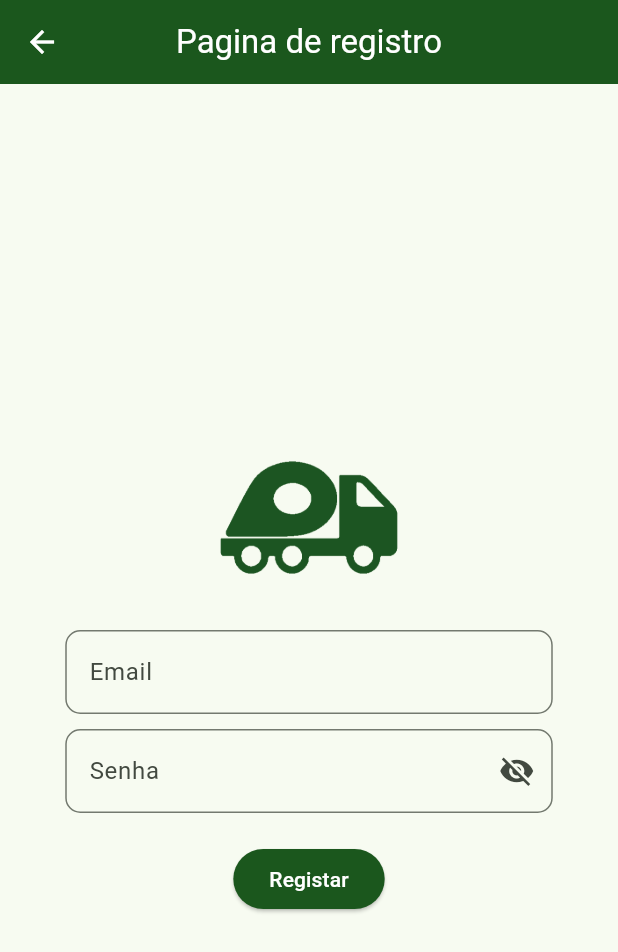
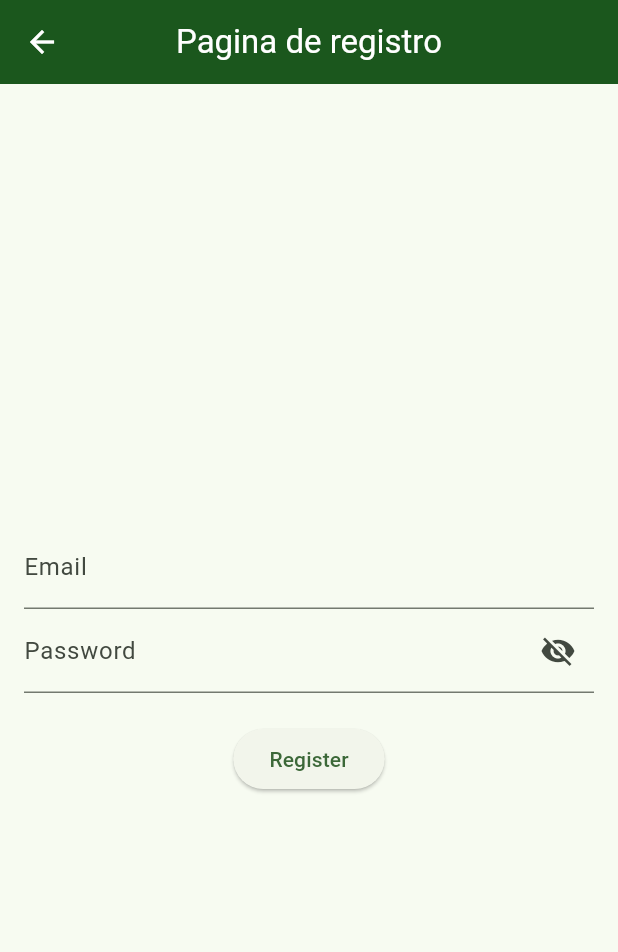
Before and after one commit to Wetto27/trashmap, a Flutter app: the RegisterPage screen opened by its route, on a phone screen of 412 x 824 dp. Shown: the top 952 px of the screen. Run offline on Flutter 3.47's test engine with Material 3 defaults, Android fonts, the phone set to English and light mode, and no system bars; our stand-ins replace awesome_notifications, cloud_firestore, firebase_auth, firebase_core, google_maps_flutter, location and 1 more; accounts and stored records are empty.

Commit message:
voltei no commit

```diff
--- a/lib/pages/login_page.dart
+++ b/lib/pages/login_page.dart
@@ -146,11 +146,7 @@ class _LoginPageState extends State<LoginPage> {
                 ),
                 const SizedBox(height: 10),
                 GestureDetector(
-                  child: const Text('Criar conta',
-                    style: TextStyle(
-                      color: Color(0xFF1B571D)
-                    ),
-                    ),
+                  child: const Text('Criar conta'),
                   onTap: () {
                     Navigator.pushNamed(context, '/register');
                   },
--- a/lib/pages/register_page.dart
+++ b/lib/pages/register_page.dart
@@ -1,6 +1,7 @@
 import 'package:cloud_firestore/cloud_firestore.dart';
 import 'package:firebase_auth/firebase_auth.dart';
 import 'package:flutter/material.dart';
+import 'package:location/location.dart';
 import 'package:trashmap/widgets/recyclers/custom_app_bar_return.dart';
 
 class RegisterPage extends StatefulWidget {
@@ -15,6 +16,7 @@ class _RegisterPageState extends State<RegisterPage> {
   final TextEditingController passwordController = TextEditingController();
   final FirebaseAuth _auth = FirebaseAuth.instance;
 
+  final Location _location = Location();
   bool _showPassword = false;
   bool _isLoading = false;
 
@@ -24,16 +26,40 @@ class _RegisterPageState extends State<RegisterPage> {
     });
 
     try {
+      // Request location permission
+      bool _serviceEnabled;
+      PermissionStatus _permissionGranted;
+
+      _serviceEnabled = await _location.serviceEnabled();
+      if (!_serviceEnabled) {
+        _serviceEnabled = await _location.requestService();
+        if (!_serviceEnabled) {
+          throw Exception('Location services are disabled.');
+        }
+      }
+
+      _permissionGranted = await _location.hasPermission();
+      if (_permissionGranted == PermissionStatus.denied) {
+        _permissionGranted = await _location.requestPermission();
+        if (_permissionGranted != PermissionStatus.granted) {
+          throw Exception('Location permission not granted.');
+        }
+      }
+
+      LocationData _locationData = await _location.getLocation();
+
       // Register user
       UserCredential userCredential = await _auth.createUserWithEmailAndPassword(
         email: emailController.text,
         password: passwordController.text,
       );
 
-      // Save basic user data to Firestore
+      // Save user data to Firestore
       Map<String, dynamic> userData = {
         'email': emailController.text,
         'role': 'user', // Always set role to 'user'
+        'latitude': _locationData.latitude,
+        'longitude': _locationData.longitude,
       };
 
       await FirebaseFirestore.instance
@@ -58,41 +84,19 @@ class _RegisterPageState extends State<RegisterPage> {
   Widget build(BuildContext context) {
     return Scaffold(
       appBar: customAppBarReturn(context, "Pagina de registro"),
-      body: SizedBox(
-        width: MediaQuery.of(context).size.width,
-        height: MediaQuery.of(context).size.height,
-        child: Padding(
+      body: Padding(
         padding: const EdgeInsets.all(16.0),
         child: Column(
           mainAxisAlignment: MainAxisAlignment.center,
           children: [
-                Image.asset(
-                  'assets/images/greentruckicon.png',
-                  width: 150,
-                  height: 150,
+            TextField(
+              controller: emailController,
+              decoration: const InputDecoration(labelText: 'Email'),
             ),
-                SizedBox(
-                  width: 325,
-                  child: TextField(
-                    keyboardType: TextInputType.emailAddress,
-                    textInputAction: TextInputAction.next,
-                    controller: emailController,
-                    decoration: InputDecoration(
-                      labelText: 'Email',
-                      border: OutlineInputBorder(
-                        borderSide: BorderSide(color: Color(0xFF1B571D)),
-                        borderRadius: BorderRadius.circular(10),
-                      ),
-                    ),
-                  ),
-                ),
-                const SizedBox(height: 10),
-                SizedBox(
-                  width: 325,
-                  child: TextField(
+            TextField(
               controller: passwordController,
               decoration: InputDecoration(
-                          labelText: 'Senha',
+                labelText: 'Password',
                 suffixIcon: IconButton(
                   icon: Icon(_showPassword ? Icons.visibility : Icons.visibility_off),
                   onPressed: () {
@@ -101,33 +105,19 @@ class _RegisterPageState extends State<RegisterPage> {
                     });
                   },
                 ),
-                          border: OutlineInputBorder(
-                                  borderRadius: BorderRadius.circular(10),
-                          ),
               ),
               obscureText: !_showPassword,
             ),
-                ),
             const SizedBox(height: 20),
             ElevatedButton(
-              style: const ButtonStyle(
-                      backgroundColor: WidgetStatePropertyAll<Color>(
-                        Color(0xFF1B571D),
-                      ),
-                    ),
               onPressed: _isLoading ? null : register,
               child: _isLoading
                   ? const CircularProgressIndicator(
                       valueColor: AlwaysStoppedAnimation<Color>(Colors.white),
                     )
-                  : const Text('Registar',
-                    style: TextStyle(
-                      color: Colors.white
-                    ),
-                    ),
+                  : const Text('Register'),
             ),
           ],
-        ),
         ),
       ),
     );
```
Also changed, not shown: lib/pages/map_page.dart (+63 -30 lines), lib/pages/user_home_page.dart (+2 -110 lines). Lines whose indentation alone changed are shown as unchanged.
